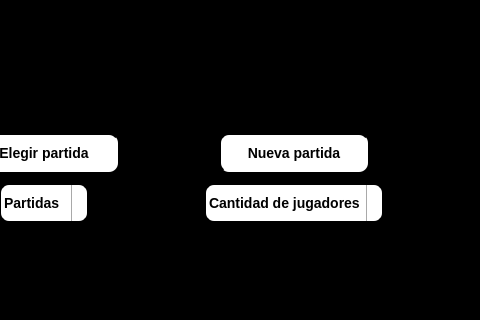
Above: client/vista/mainwindow.ui from AlanValdevenito/Worms before the change; both pictures show x 160 to 640 and y 160 to 480 of the 640 by 480 pixel window. Below: the same form after it.
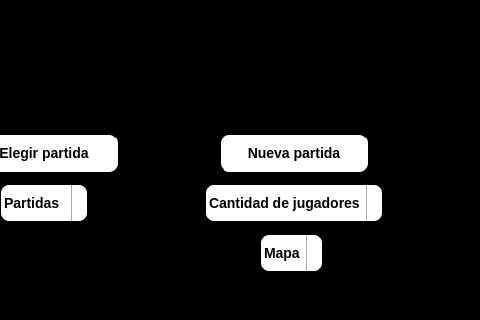
That is the form after the change. Icons and pictures are not drawn.

What changed in the file:
```diff
--- a/client/vista/mainwindow.ui
+++ b/client/vista/mainwindow.ui
@@ -342,6 +342,85 @@
          <string>Cantidad de jugadores</string>
         </property>
        </item>
+       <item>
+        <property name="text">
+         <string>2</string>
+        </property>
+       </item>
+       <item>
+        <property name="text">
+         <string>3</string>
+        </property>
+       </item>
+      </widget>
+      <widget class="QComboBox" name="mapaComboBox">
+       <property name="geometry">
+        <rect>
+         <x>410</x>
+         <y>150</y>
+         <width>65</width>
+         <height>40</height>
+        </rect>
+       </property>
+       <property name="styleSheet">
+        <string notr="true">QComboBox {
+	background-color: white;
+	border-style: outset;
+	border-width: 2px;
+	border-radius: 10px;
+	font: bold 14px;
+}
+
+QComboBox QAbstractItemView {
+	background: white;
+	background-color: darkgray;
+	border-style: outset;
+	border-width: 2px;
+	border-color: grey;
+	font: bold 14px;
+	color: black;
+	border: 2px solid darkgray;
+}
+
+QComboBox::drop-down {
+	border-left-width: 1px;
+	border-left-color: darkgray;
+	border-left-style: solid;
+	border-top-right-radius: 3px;
+	border-bottom-right-radius: 3px;
+}
+
+QComboBox::item:hover {
+	color: black;
+	background-color: gray;
+}</string>
+       </property>
+       <property name="editable">
+        <bool>false</bool>
+       </property>
+       <property name="currentText">
+        <string>Mapa</string>
+       </property>
+       <item>
+        <property name="text">
+         <string>Mapa</string>
+        </property>
+       </item>
+       <item>
+        <property name="text">
+         <string>1</string>
+        </property>
+       </item>
+       <item>
+        <property name="text">
+         <string>2</string>
+        </property>
+       </item>
+       <item>
+        <property name="text">
+         <string>3</string>
+        </property>
+       </item>
       </widget>
      </widget>
     </item>
```
